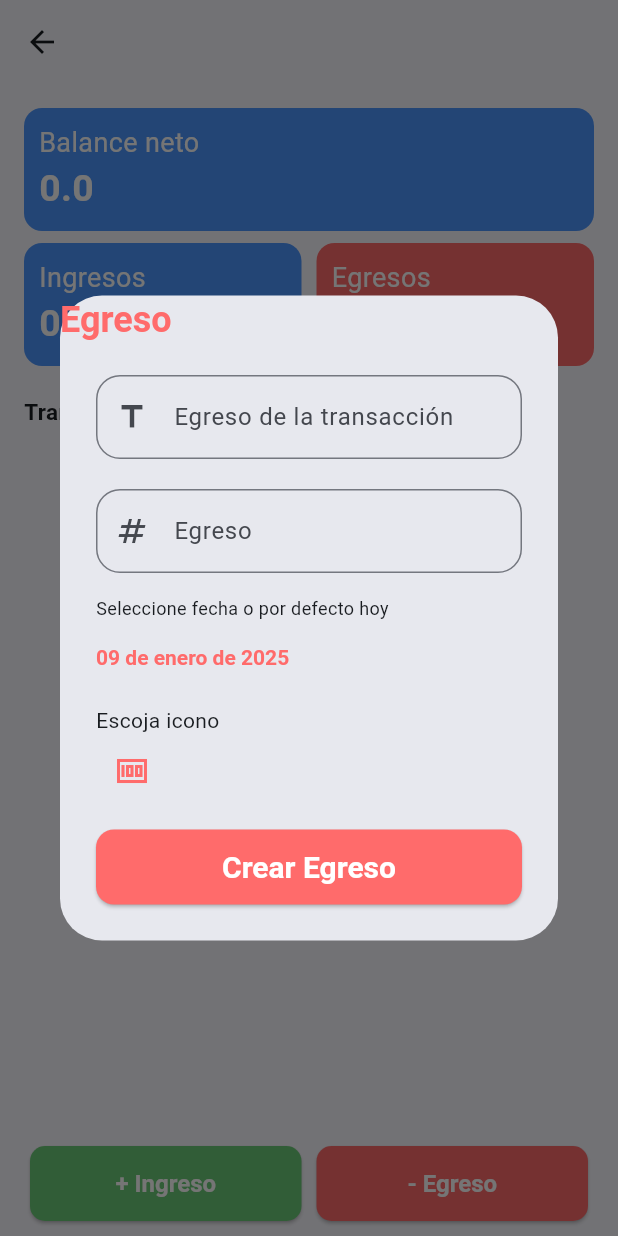
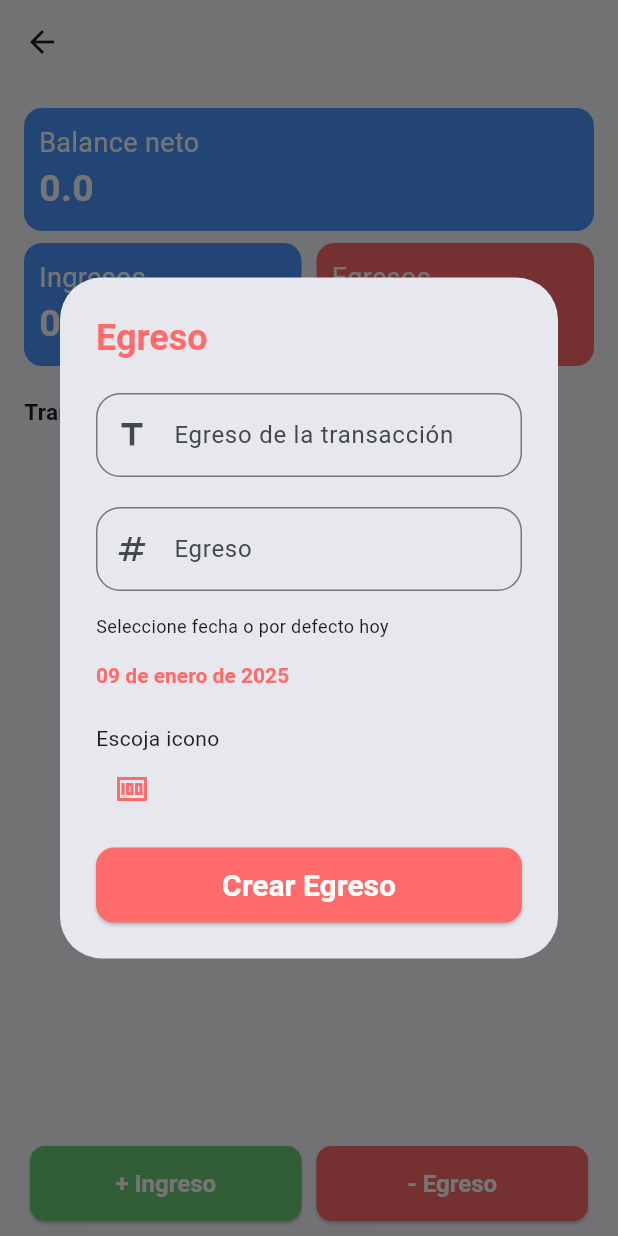
Before and after one commit to Danny-Quezada/MIQUE, a Flutter app: the TransactionPage screen opened directly with empty values, after a tap on "- Egreso", on a phone screen of 412 x 824 dp. Run offline on Flutter 3.47's test engine with Material 3 defaults, Android fonts, the light colour scheme and no system bars; our stand-ins replace cloud_firestore, firebase_auth, firebase_core, firebase_storage, flutter_dotenv, flutter_slidable and 3 more; missing offline and left inert: flutter_iconpicker_plus, flutter_skeleton_ui, syncfusion_flutter_core; accounts and stored records are empty; statements that could not run were skipped.

Commit message:
Fixing Padding in expense Dialog

```diff
--- a/lib/ui/pages/transaction_page.dart
+++ b/lib/ui/pages/transaction_page.dart
@@ -212,7 +212,6 @@
                   context: context,
                   builder: (context) {
                     return AlertDialog(
-                      titlePadding: EdgeInsets.zero,
                       title: const Text(
                         "Egreso",
                         style: TextStyle(
```
